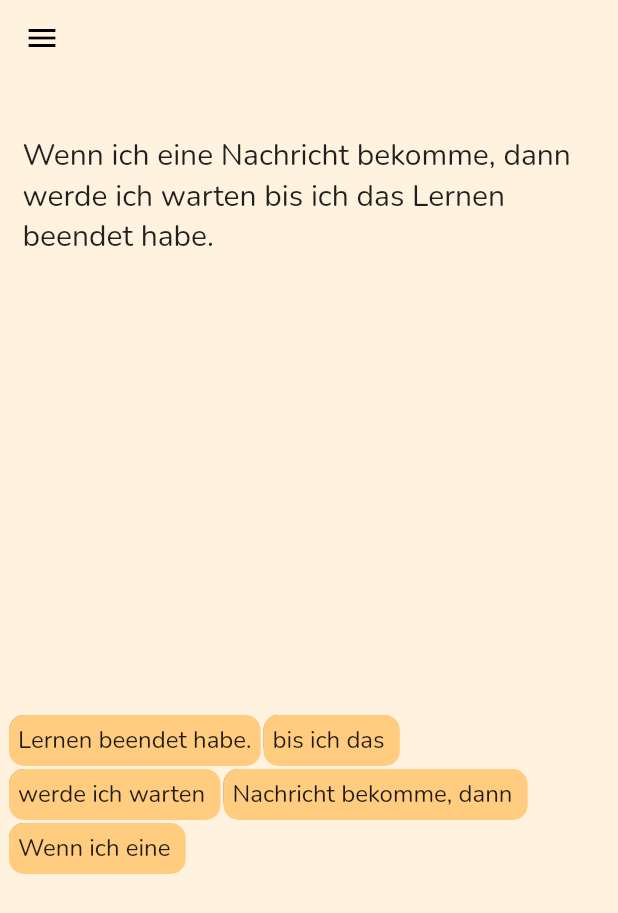
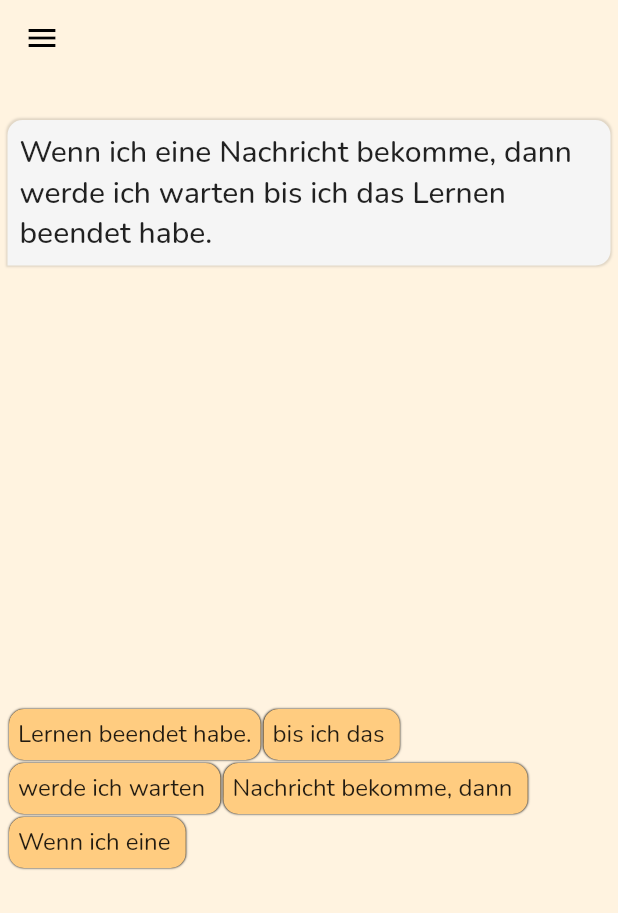
Before and after one commit to EducationalTechnologies/serene-prompt, a Flutter app: the InternalisationScreen screen opened by its route, on a phone screen of 412 x 824 dp. Shown: the top 913 px of the screen. Run offline on Flutter 3.47's test engine with Material 2 defaults, Android fonts, the phone set to English and light mode, and no system bars; our stand-ins replace cloud_firestore, email_validator, firebase_auth, firebase_core, flutter_local_notifications, flutter_markdown and 6 more; missing offline and left inert: flutter_emoji_keyboard; accounts and stored records are empty.

Commit message:
change of scramble box look

```diff
--- a/lib/screens/internalisation/scramble_internalisation.dart
+++ b/lib/screens/internalisation/scramble_internalisation.dart
@@ -4,6 +4,7 @@ import 'package:provider/provider.dart';
 import 'package:serene/shared/enums.dart';
 import 'package:serene/shared/ui_helpers.dart';
 import 'package:serene/viewmodels/internalisation_view_model.dart';
+import 'package:serene/widgets/speech_bubble.dart';
 
 class ScrambleText {
   int originalPosition;
@@ -113,9 +114,9 @@ class _ScrambleInternalisationState extends State<ScrambleInternalisation> {
       },
       child: Container(
         decoration: BoxDecoration(
-          borderRadius: BorderRadius.circular(10),
-          color: Colors.orange[200],
-        ),
+            borderRadius: BorderRadius.circular(10),
+            color: Colors.orange[200],
+            boxShadow: [BoxShadow(color: Colors.black, blurRadius: 0.5)]),
         child: Text(
           scramble.text,
           style: TextStyle(
@@ -171,13 +172,7 @@ class _ScrambleInternalisationState extends State<ScrambleInternalisation> {
   }
 
   _buildCorrectText(String text) {
-    return Container(
-      margin: EdgeInsets.all(10),
-      child: Text(
-        text,
-        style: TextStyle(fontSize: 20),
-      ),
-    );
+    return SpeechBubble(text: text);
   }
 
   _buildIncorrectWarning() {
--- a/lib/viewmodels/startup_view_model.dart
+++ b/lib/viewmodels/startup_view_model.dart
@@ -53,7 +53,7 @@ class StartupViewModel extends BaseViewModel {
       case AppStartupMode.lexicalDecisionTask:
         nav.navigateAndRemove(RouteNames.LDT);
     }
-
+  }
 
   addDebugText(String text) {
     this.debugTexts.add(text);
```
